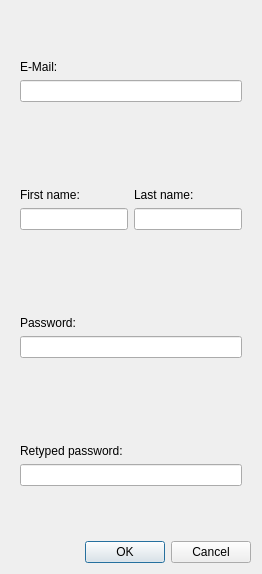
Old version of the form authenticationdialog.ui in the repository lawand/droper.
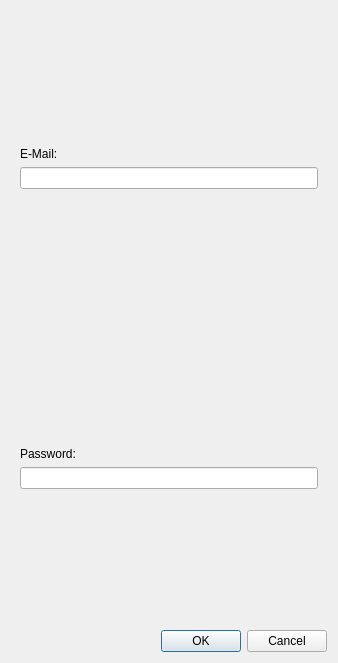
New version of the form. Icons and pictures are not drawn.

Patch:
```diff
--- a/authenticationdialog.ui
+++ b/authenticationdialog.ui
@@ -2,6 +2,14 @@
 <ui version="4.0">
  <class>AuthenticationDialog</class>
  <widget class="QDialog" name="AuthenticationDialog">
+  <property name="geometry">
+   <rect>
+    <x>0</x>
+    <y>0</y>
+    <width>338</width>
+    <height>663</height>
+   </rect>
+  </property>
   <property name="windowTitle">
    <string>Droper</string>
   </property>
@@ -13,7 +21,7 @@
    <item>
     <widget class="QStackedWidget" name="stackedWidget">
      <property name="currentIndex">
-      <number>1</number>
+      <number>0</number>
      </property>
      <widget class="QWidget" name="signInPage">
       <layout class="QVBoxLayout" name="verticalLayout_4">
@@ -103,218 +111,6 @@
        </item>
       </layout>
      </widget>
-     <widget class="QWidget" name="signUpPage">
-      <layout class="QGridLayout" name="gridLayout">
-       <item row="0" column="0" colspan="2">
-        <layout class="QVBoxLayout" name="verticalLayout_5">
-         <item>
-          <spacer name="verticalSpacer_5">
-           <property name="orientation">
-            <enum>Qt::Vertical</enum>
-           </property>
-           <property name="sizeHint" stdset="0">
-            <size>
-             <width>20</width>
-             <height>40</height>
-            </size>
-           </property>
-          </spacer>
-         </item>
-         <item>
-          <widget class="QLabel" name="signUpEmailLabel">
-           <property name="text">
-            <string>E-Mail:</string>
-           </property>
-          </widget>
-         </item>
-         <item>
-          <widget class="QLineEdit" name="signUpEmailLineEdit"/>
-         </item>
-         <item>
-          <spacer name="verticalSpacer_6">
-           <property name="orientation">
-            <enum>Qt::Vertical</enum>
-           </property>
-           <property name="sizeHint" stdset="0">
-            <size>
-             <width>20</width>
-             <height>40</height>
-            </size>
-           </property>
-          </spacer>
-         </item>
-        </layout>
-       </item>
-       <item row="1" column="0">
-        <layout class="QVBoxLayout" name="verticalLayout_6">
-         <item>
-          <spacer name="verticalSpacer_7">
-           <property name="orientation">
-            <enum>Qt::Vertical</enum>
-           </property>
-           <property name="sizeHint" stdset="0">
-            <size>
-             <width>20</width>
-             <height>40</height>
-            </size>
-           </property>
-          </spacer>
-         </item>
-         <item>
-          <widget class="QLabel" name="signUpFirstNameLabel">
-           <property name="text">
-            <string>First name:</string>
-           </property>
-          </widget>
-         </item>
-         <item>
-          <widget class="QLineEdit" name="signUpFirstNameLineEdit"/>
-         </item>
-         <item>
-          <spacer name="verticalSpacer_8">
-           <property name="orientation">
-            <enum>Qt::Vertical</enum>
-           </property>
-           <property name="sizeHint" stdset="0">
-            <size>
-             <width>20</width>
-             <height>40</height>
-            </size>
-           </property>
-          </spacer>
-         </item>
-        </layout>
-       </item>
-       <item row="1" column="1">
-        <layout class="QVBoxLayout" name="verticalLayout_7">
-         <item>
-          <spacer name="verticalSpacer_10">
-           <property name="orientation">
-            <enum>Qt::Vertical</enum>
-           </property>
-           <property name="sizeHint" stdset="0">
-            <size>
-             <width>20</width>
-             <height>40</height>
-            </size>
-           </property>
-          </spacer>
-         </item>
-         <item>
-          <widget class="QLabel" name="signUpLastNameLabel">
-           <property name="text">
-            <string>Last name:</string>
-           </property>
-          </widget>
-         </item>
-         <item>
-          <widget class="QLineEdit" name="signUpLastNameLineEdit"/>
-         </item>
-         <item>
-          <spacer name="verticalSpacer_9">
-           <property name="orientation">
-            <enum>Qt::Vertical</enum>
-           </property>
-           <property name="sizeHint" stdset="0">
-            <size>
-             <width>20</width>
-             <height>40</height>
-            </size>
-           </property>
-          </spacer>
-         </item>
-        </layout>
-       </item>
-       <item row="2" column="0" colspan="2">
-        <layout class="QVBoxLayout" name="verticalLayout_8">
-         <item>
-          <spacer name="verticalSpacer_11">
-           <property name="orientation">
-            <enum>Qt::Vertical</enum>
-           </property>
-           <property name="sizeHint" stdset="0">
-            <size>
-             <width>20</width>
-             <height>40</height>
-            </size>
-           </property>
-          </spacer>
-         </item>
-         <item>
-          <widget class="QLabel" name="signUpPasswordLabel">
-           <property name="text">
-            <string>Password:</string>
-           </property>
-          </widget>
-         </item>
-         <item>
-          <widget class="QLineEdit" name="signUpPasswordLineEdit">
-           <property name="echoMode">
-            <enum>QLineEdit::Password</enum>
-           </property>
-          </widget>
-         </item>
-         <item>
-          <spacer name="verticalSpacer_12">
-           <property name="orientation">
-            <enum>Qt::Vertical</enum>
-           </property>
-           <property name="sizeHint" stdset="0">
-            <size>
-             <width>20</width>
-             <height>40</height>
-            </size>
-           </property>
-          </spacer>
-         </item>
-        </layout>
-       </item>
-       <item row="3" column="0" colspan="2">
-        <layout class="QVBoxLayout" name="verticalLayout_9">
-         <item>
-          <spacer name="verticalSpacer_13">
-           <property name="orientation">
-            <enum>Qt::Vertical</enum>
-           </property>
-           <property name="sizeHint" stdset="0">
-            <size>
-             <width>20</width>
-             <height>40</height>
-            </size>
-           </property>
-          </spacer>
-         </item>
-         <item>
-          <widget class="QLabel" name="signUpRetypedPasswordLabel">
-           <property name="text">
-            <string>Retyped password:</string>
-           </property>
-          </widget>
-         </item>
-         <item>
-          <widget class="QLineEdit" name="signUpRetypedPasswordLineEdit">
-           <property name="echoMode">
-            <enum>QLineEdit::Password</enum>
-           </property>
-          </widget>
-         </item>
-         <item>
-          <spacer name="verticalSpacer_14">
-           <property name="orientation">
-            <enum>Qt::Vertical</enum>
-           </property>
-           <property name="sizeHint" stdset="0">
-            <size>
-             <width>20</width>
-             <height>40</height>
-            </size>
-           </property>
-          </spacer>
-         </item>
-        </layout>
-       </item>
-      </layout>
-     </widget>
      <widget class="QWidget" name="loadingPage">
       <layout class="QVBoxLayout" name="verticalLayout_10">
        <item>
```
